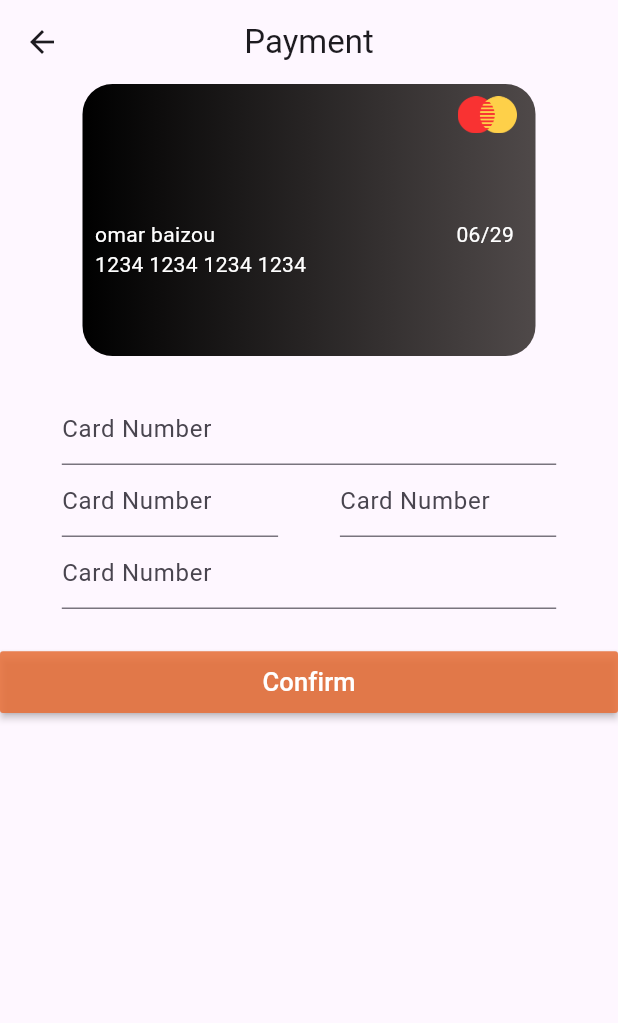
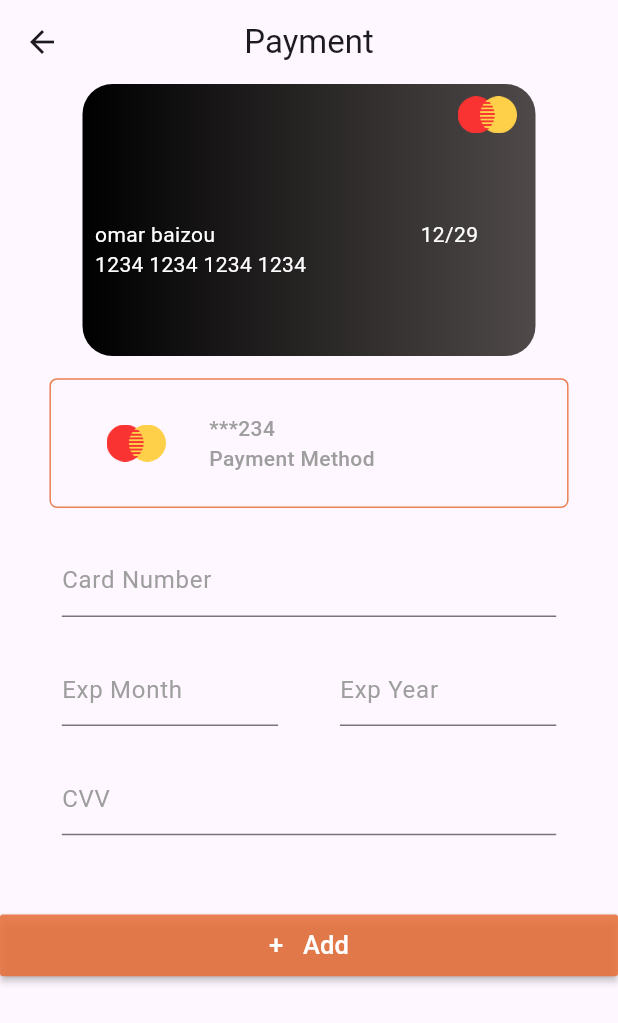
Before and after one commit to seddiksss/trading_books, a Flutter app: the Payment screen opened directly, on a phone screen of 412 x 824 dp. Shown: the top 1023 px of the screen. Run offline on Flutter 3.47's test engine with Material 3 defaults, Android fonts, the phone set to English and light mode, and no system bars; our stand-ins replace babstrap_settings_screen, get, get_storage, introduction_screen; accounts and stored records are empty.

Commit message:
kmlt ui dyal payment + ...

```diff
--- /dev/null
+++ b/lib/Core/Constants/mediaquery.dart
@@ -0,0 +1,11 @@
+import 'package:flutter/material.dart';
+
+class ScreenUtil {
+  final BuildContext context;
+
+  ScreenUtil({required this.context});
+
+  double get screenWidth => MediaQuery.of(context).size.width;
+
+  double get screenHeight => MediaQuery.of(context).size.height;
+}
--- a/lib/Views/screens/editProfil.dart
+++ b/lib/Views/screens/editProfil.dart
@@ -1,7 +1,7 @@
 import 'package:flutter/material.dart';
 
 import 'package:trading_books/Core/Constants/AppColor.dart';
-import 'package:trading_books/Views/widgets/profilTextfield.dart';
+import 'package:trading_books/Views/widgets/profileWidgets/profilTextfield.dart';
 
 class EditProfile extends StatelessWidget {
   const EditProfile({super.key});
--- a/lib/Views/screens/payment.dart
+++ b/lib/Views/screens/payment.dart
@@ -2,8 +2,9 @@ import 'package:flutter/material.dart';
 import 'package:get/get.dart';
 import 'package:get/get_core/src/get_main.dart';
 import 'package:trading_books/Core/Constants/AppColor.dart';
-import 'package:trading_books/Views/widgets/homeWidgets/BankCard.dart';
-import 'package:trading_books/Views/widgets/profilTextfield.dart';
+import 'package:trading_books/Views/widgets/profileWidgets/BankCard.dart';
+import 'package:trading_books/Views/widgets/profileWidgets/paymentMethode.dart';
+import 'package:trading_books/Views/widgets/profileWidgets/profilTextfield.dart';
 
 class Payment extends StatelessWidget {
   const Payment({super.key});
@@ -20,25 +21,36 @@ class Payment extends StatelessWidget {
       ),
       body: ListView(
         children: [
-          Bankcard(
+          const Bankcard(
             fulname: "omar baizou",
             year: "29",
-            month: "06",
+            month: "12",
             CardNumber: "1234 1234 1234 1234",
           ),
+          SizedBox(
+            height: screenheight * 0.018,
+          ),
+          const Paymentmethode(),
           Container(
               margin: EdgeInsets.symmetric(
                   horizontal: screenwidth * 0.1, vertical: screenheight * 0.03),
               child: Column(
                 children: [
                   TextFormField(
-                    decoration: InputDecoration(hintText: "Card Number"),
+                    decoration: InputDecoration(
+                        hintText: "Card Number",
+                        hintStyle: TextStyle(color: AppColor.grey)),
+                  ),
+                  SizedBox(
+                    height: screenheight * 0.03,
                   ),
                   Row(
                     children: [
                       Expanded(
                         child: TextFormField(
-                          decoration: InputDecoration(hintText: "Card Number"),
+                          decoration: InputDecoration(
+                              hintText: "Exp Month",
+                              hintStyle: TextStyle(color: AppColor.grey)),
                         ),
                       ),
                       SizedBox(
@@ -46,21 +58,31 @@ class Payment extends StatelessWidget {
                       ),
                       Expanded(
                         child: TextFormField(
-                          decoration: InputDecoration(hintText: "Card Number"),
+                          decoration: InputDecoration(
+                              hintText: "Exp Year",
+                              hintStyle: TextStyle(color: AppColor.grey)),
                         ),
                       ),
                     ],
                   ),
+                  SizedBox(
+                    height: screenheight * 0.03,
+                  ),
                   TextFormField(
-                    decoration: InputDecoration(hintText: "Card Number"),
+                    decoration: InputDecoration(
+                        hintText: "CVV",
+                        hintStyle: TextStyle(color: AppColor.grey)),
                   ),
                 ],
               )),
+          SizedBox(
+            height: screenheight * 0.03,
+          ),
           MaterialButton(
               height: Get.height / 20,
               color: AppColor.primarycolor,
               child: const Text(
-                "Confirm",
+                "+   Add",
                 style: TextStyle(color: AppColor.white, fontSize: 17),
               ),
               onPressed: () {}),
--- a/lib/Views/widgets/homeWidgets/BankCard.dart
+++ b/lib/Views/widgets/profileWidgets/BankCard.dart
@@ -3,12 +3,14 @@ import 'package:trading_books/Core/Constants/AppColor.dart';
 import 'package:trading_books/Core/Constants/AppImages.dart';
 
 class Bankcard extends StatelessWidget {
-  const Bankcard(
-      {super.key,
+  const Bankcard({
+    super.key,
     required this.fulname,
     required this.month,
     required this.year,
-      required this.CardNumber});
+    required this.CardNumber,
+  });
+
   final String fulname;
   final String month;
   final String year;
@@ -50,13 +52,15 @@ class Bankcard extends StatelessWidget {
                   "$fulname",
                   style: const TextStyle(color: AppColor.white),
                 ),
-                SizedBox(
-                  width: screenWidth * 0.39,
+                const Spacer(
+                  flex: 2,
                 ),
-                Text(
+                Expanded(
+                  child: Text(
                     "$month/$year",
                     style: const TextStyle(
                       color: AppColor.white,
+                    ),
                   ),
                 )
               ],
--- /dev/null
+++ b/lib/Views/widgets/profileWidgets/paymentMethode.dart
@@ -0,0 +1,49 @@
+import 'package:flutter/material.dart';
+import 'package:trading_books/Core/Constants/AppColor.dart';
+import 'package:trading_books/Core/Constants/AppImages.dart';
+import 'package:trading_books/Core/Constants/mediaquery.dart';
+import 'package:trading_books/Views/widgets/profileWidgets/BankCard.dart';
+
+class Paymentmethode extends StatelessWidget {
+  const Paymentmethode({super.key});
+
+  @override
+  Widget build(BuildContext context) {
+    return Container(
+      margin: EdgeInsets.symmetric(
+          horizontal: ScreenUtil(context: context).screenWidth * 0.08),
+      decoration: BoxDecoration(
+          borderRadius: BorderRadius.circular(5),
+          border: Border.all(color: AppColor.primarycolor)),
+      child: Column(
+        children: [
+          Container(
+            margin: EdgeInsets.symmetric(
+                vertical: ScreenUtil(context: context).screenHeight * 0.027,
+                horizontal: ScreenUtil(context: context).screenWidth * 0.09),
+            child: Row(
+              children: [
+                Image.asset(
+                  AppImages.ImageName("mastercard.png"),
+                  height: ScreenUtil(context: context).screenHeight * 0.03,
+                ),
+                SizedBox(
+                  width: ScreenUtil(context: context).screenWidth * 0.07,
+                ),
+                const Row(
+                  children: [
+                    Text(
+                      "***234\nPayment Method",
+                      style: TextStyle(
+                          color: AppColor.grey, fontWeight: FontWeight.w500),
+                    ),
+                  ],
+                )
+              ],
+            ),
+          ),
+        ],
+      ),
+    );
+  }
+}
```
Also changed, not shown: lib/Views/widgets/profileWidgets/profilTextfield.dart (renamed from lib/Views/widgets/profilTextfield.dart). Lines whose indentation alone changed are shown as unchanged.
